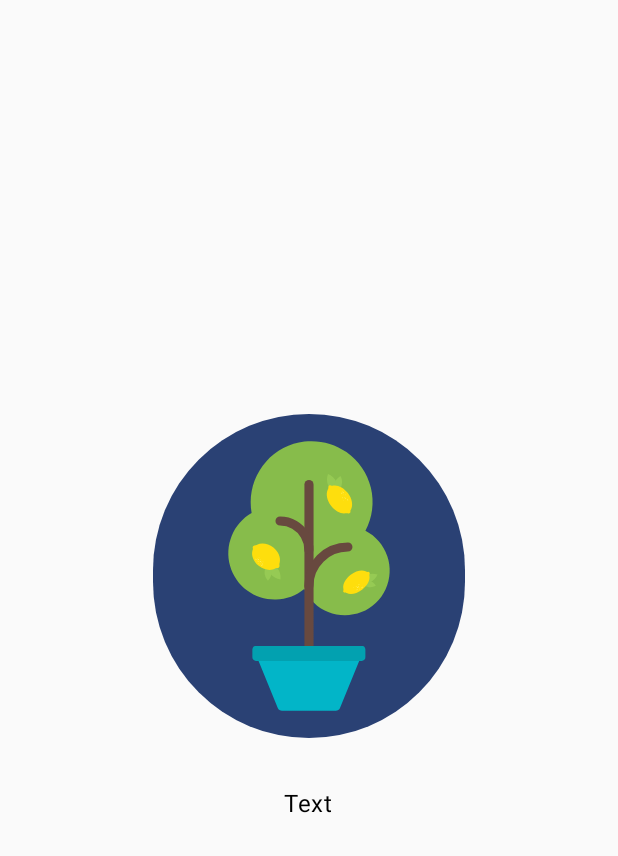
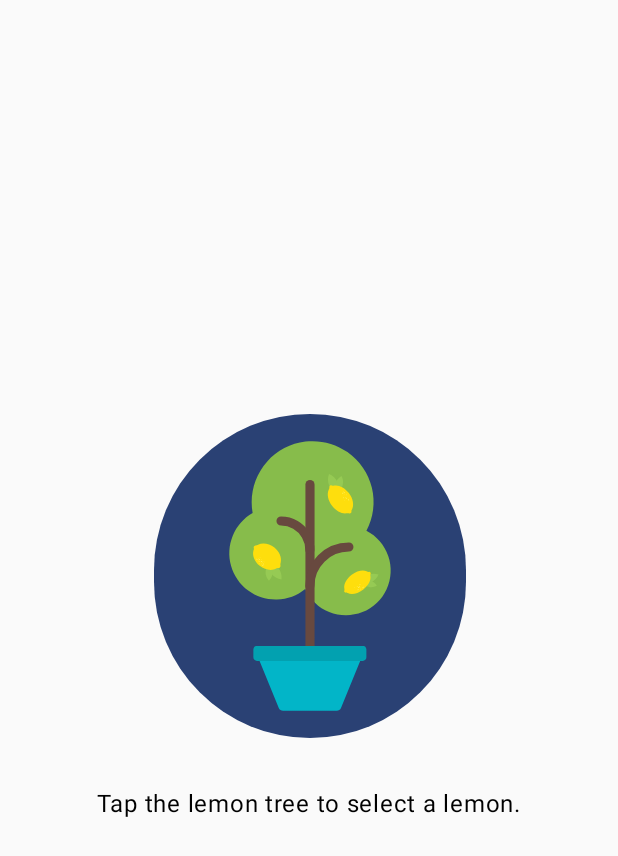
Before and after one commit to Angelosz/Practice_LemonadeApp, an Android app built with Jetpack Compose: the screen it shows after launch (MainActivity), on a phone screen of 412 x 824 dp. Shown: the top 856 px of the screen. Run offline under Robolectric (Android 15) with nearby library versions, the phone set to English and light mode, and no system bars.

Commit message:
Adds Strings for the Instructions

```diff
--- a/app/src/main/java/com/example/practice_lemonadeapp/MainActivity.kt
+++ b/app/src/main/java/com/example/practice_lemonadeapp/MainActivity.kt
@@ -19,6 +19,7 @@ import androidx.compose.runtime.remember
 import androidx.compose.ui.Alignment
 import androidx.compose.ui.Modifier
 import androidx.compose.ui.res.painterResource
+import androidx.compose.ui.res.stringResource
 import androidx.compose.ui.tooling.preview.Preview
 import androidx.compose.ui.unit.dp
 import com.example.practice_lemonadeapp.ui.theme.Practice_LemonadeAppTheme
@@ -41,6 +42,7 @@ enum class LemonadeState {
 @Composable
 fun LemonadeInteractiveButton(modifier: Modifier = Modifier){
     val lemonadeState: LemonadeState by remember { mutableStateOf(LemonadeState.Harvesting) }
+    var filledGlassPercentage = 0.0f
 
     Column(modifier,
         horizontalAlignment = Alignment.CenterHorizontally){
@@ -59,7 +61,12 @@ fun LemonadeInteractiveButton(modifier: Modifier = Modifier){
         Spacer(modifier = Modifier.height(32.dp))
 
         Text(
-            text = "Text"
+            text = when(lemonadeState){
+                LemonadeState.Harvesting -> stringResource(R.string.lemon_tree_instruction)
+                LemonadeState.Squeezing -> stringResource(R.string.lemon_squeeze_instruction) + " $filledGlassPercentage% squeezed!"
+                LemonadeState.Filled -> stringResource(R.string.lemon_drink_instruction)
+                LemonadeState.Empty -> stringResource(R.string.lemon_restart_instruction)
+            }
         )
     }
 }
@@ -68,7 +75,8 @@ fun LemonadeInteractiveButton(modifier: Modifier = Modifier){
     showBackground = true)
 @Composable
 fun LemonadeAppPreview(){
-    LemonadeInteractiveButton(Modifier
-        .fillMaxSize()
-        .wrapContentSize(Alignment.Center))
+    LemonadeInteractiveButton(
+        Modifier
+            .fillMaxSize()
+            .wrapContentSize(Alignment.Center))
 }
--- a/app/src/main/res/values/strings.xml
+++ b/app/src/main/res/values/strings.xml
@@ -1,3 +1,7 @@
 <resources>
     <string name="app_name">Practice_LemonadeApp</string>
+    <string name="lemon_tree_instruction">Tap the lemon tree to select a lemon.</string>
+    <string name="lemon_squeeze_instruction">Keep tapping the lemon to squeeze it.</string>
+    <string name="lemon_drink_instruction">Tap the lemonade to drink it.</string>
+    <string name="lemon_restart_instruction">Tap the empty glass to start again :).</string>
 </resources>
```
